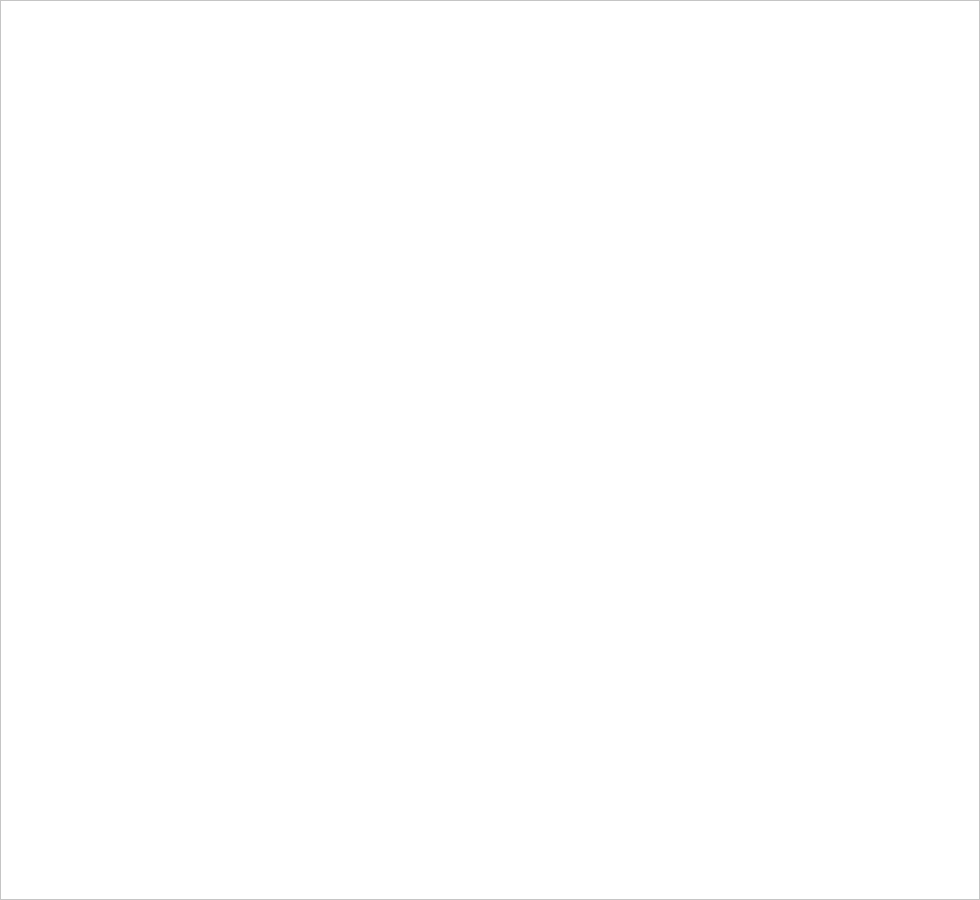
First picture: the form in src/qt/forms/communitypage.ui, repository noirofficial/noir, before the edit.
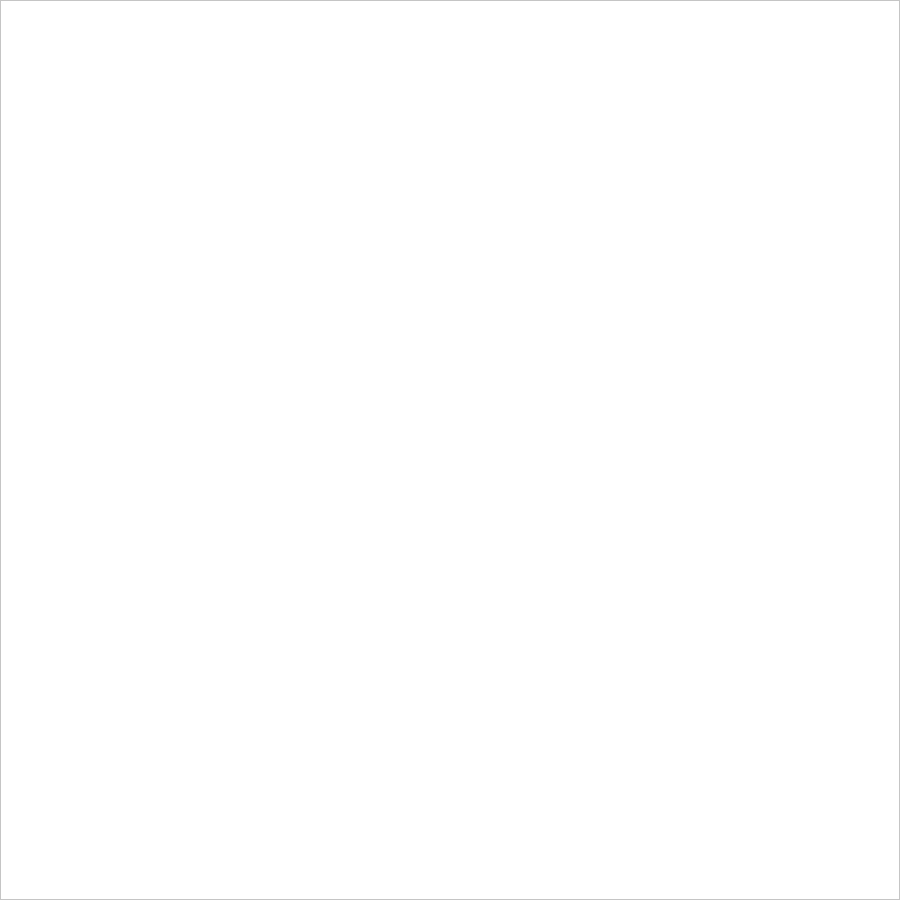
Second picture: the form after the edit. Icons and pictures are not drawn.

Diff of the .ui file:
```diff
--- a/src/qt/forms/communitypage.ui
+++ b/src/qt/forms/communitypage.ui
@@ -6,7 +6,7 @@
    <rect>
     <x>0</x>
     <y>0</y>
-    <width>980</width>
+    <width>900</width>
     <height>900</height>
    </rect>
   </property>
```
